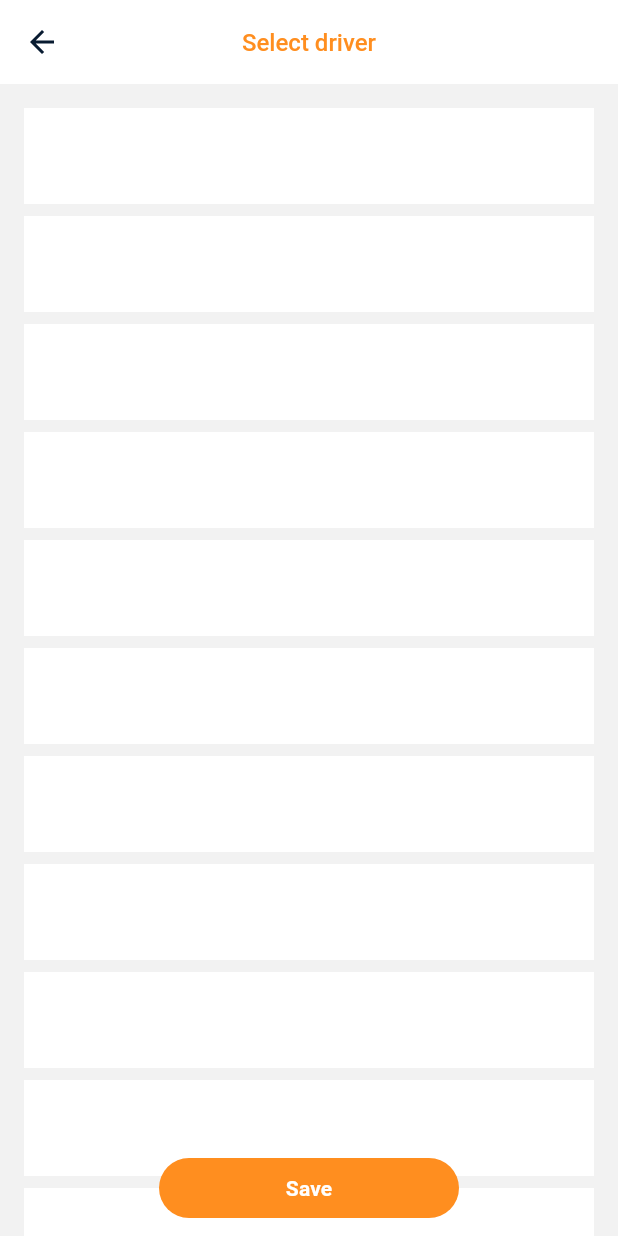
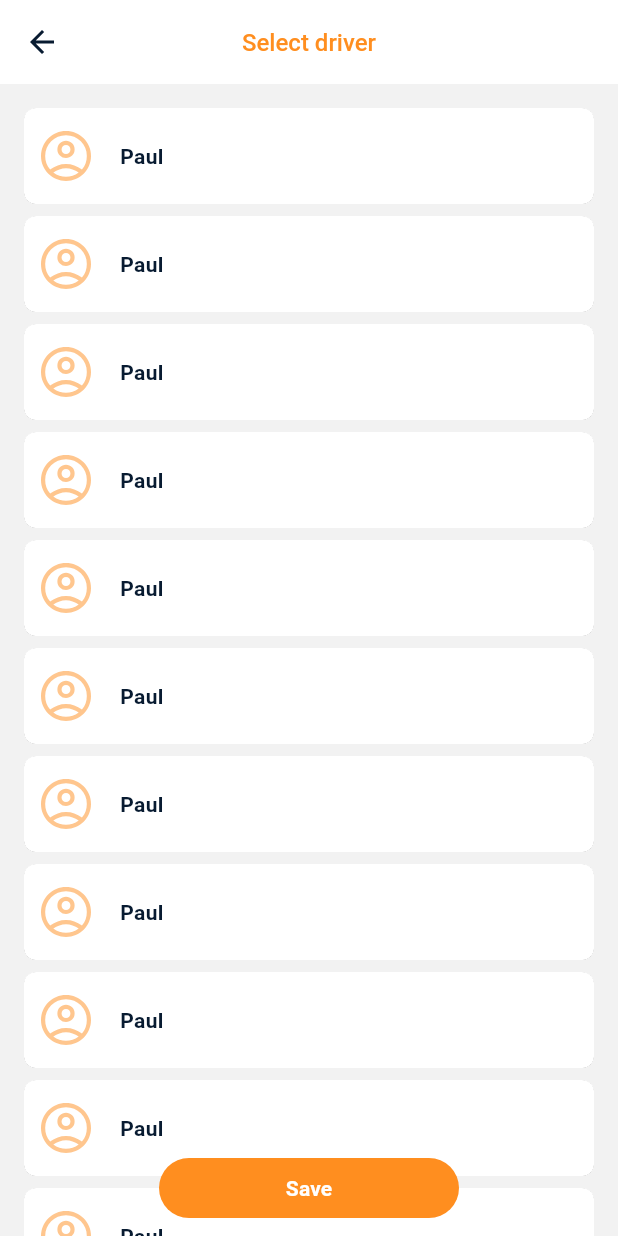
Before and after one commit to Gera-sim/Flutter_Dart, a Flutter app: the DriverPage screen opened directly, on a phone screen of 412 x 824 dp. Run offline on Flutter 3.47's test engine with Material 3 defaults, Android fonts, the phone set to English and light mode, and no system bars; our stand-ins replace flutter_svg.

Commit message:
11.1 Item from design

```diff
--- a/lib/design/dimensions.dart
+++ b/lib/design/dimensions.dart
@@ -6,6 +6,7 @@ const double height20 = 20;
 const double height40 = 40;
 const double height64 = 64;
 
+const double width16 = 16;
 const double width200 = 200;
 
 const double fontSize12 = 12;
--- /dev/null
+++ b/lib/pages/driver/driver_item.dart
@@ -0,0 +1,49 @@
+import 'package:flutter/material.dart';
+import 'package:untitled/design/styles.dart';
+import '../../design/images.dart';
+import '../../design/dimensions.dart';
+import '../../design/colors.dart';
+
+class DriverItem extends StatelessWidget {
+  final String driverName;
+  final bool isSelected;
+  final Function() onTap;
+
+  const DriverItem(
+      {super.key,
+      required this.onTap,
+      required this.driverName,
+      required this.isSelected});
+
+  @override
+  Widget build(BuildContext context) {
+    return SizedBox(
+      height: height64,
+      child: Card(
+        color: surfaceColor,
+        margin: EdgeInsets.zero,
+        elevation: elevation006,
+        shape: RoundedRectangleBorder(
+            borderRadius: BorderRadius.circular(radius8)),
+        child: InkWell(
+          borderRadius: BorderRadius.circular(radius8),
+          onTap: onTap,
+          child: Padding(
+            padding: const EdgeInsets.only(left: padding8, right: padding16),
+            child: Row(children: <Widget>[
+              accountCircleImage,
+              const SizedBox(width: width16),
+              Expanded(
+                  child: Text(driverName,
+                      maxLines: 2,
+                      overflow: TextOverflow.ellipsis,
+                      style: body2TextStyle)),
+              const SizedBox(width: width16),
+              if (isSelected) checkImage
+            ]),
+          ),
+        ),
+      ),
+    );
+  }
+}
--- a/lib/pages/driver/driver_list.dart
+++ b/lib/pages/driver/driver_list.dart
@@ -1,21 +1,31 @@
 import 'package:flutter/material.dart';
+import 'package:untitled/pages/driver/driver_item.dart';
 import '../../design/utils/size_utils.dart';
 import '../../design/widgets/accent_button.dart';
-import '../../design/colors.dart';
 import '../../design/dimensions.dart';
 
-class DriverList extends StatelessWidget {
+// class DriverList extends StatelessWidget {
+
+class DriverList extends StatefulWidget {
+  // StatefulWidget уже содержит контекст, поэтому его теперь не нужно передавать
   const DriverList({super.key});
+
+  @override
+  State<DriverList> createState() => _DriverListState();
+}
+
+class _DriverListState extends State<DriverList> {
+  int? _selectedDriverIndex;
 
   @override
   Widget build(BuildContext context) {
     return Stack(children: <Widget>[
-      _list(context),
-      Align(alignment: Alignment.bottomCenter, child: _saveButton(context))
+      _list(),
+      Align(alignment: Alignment.bottomCenter, child: _saveButton())
     ]);
   }
 
-  Widget _list(BuildContext context) {
+  Widget _list() {
     return ListView.separated(
       itemCount: 15,
       padding: EdgeInsets.only(
@@ -27,12 +37,21 @@ class DriverList extends StatelessWidget {
         return const SizedBox(height: height8);
       },
       itemBuilder: (BuildContext context, int index) {
-        return Container(color: surfaceColor, height: height64);
+        final bool isSelected =
+            _selectedDriverIndex == index; // сравнение сохраненного с текущим
+        return DriverItem(
+            driverName: 'Paul',
+            isSelected: isSelected,
+            onTap: () {
+              setState(() { //пересоздание виджета
+                _selectedDriverIndex = index;
+              });
+            });
       },
     );
   }
 
-  Widget _saveButton(BuildContext context) {
+  Widget _saveButton() {
     //safe area сдвигает виджет на безопасное расстояние
     return SafeArea(
         child: Padding(
```
